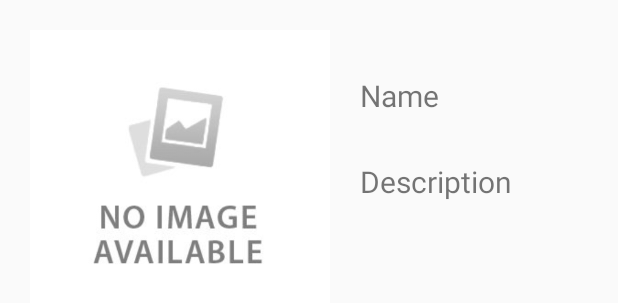
After one commit to SlokBaniya/HerosApi, an Android app: the layout heroes_layout.xml on its own in the app's theme, with its tools: preview values and no code run, on a phone screen of 412 x 824 dp. The commit adds this screen. Shown: the top 303 px of the screen. Run offline under Robolectric (Android 15) with nearby library versions, the phone set to English and light mode, and no system bars.

Commit message:
heroesApi update

```diff
--- a/app/build.gradle
+++ b/app/build.gradle
@@ -29,4 +29,6 @@ dependencies {
     implementation 'com.google.code.gson:gson:2.8.5'
     implementation 'com.squareup.retrofit2:retrofit:2.5.0'
     implementation 'com.squareup.retrofit2:converter-gson:2.5.0'
+
+    implementation 'com.android.support:recyclerview-v7:28.0.0'
 }
--- /dev/null
+++ b/app/src/main/java/adapter/HeroesAdapter.java
@@ -0,0 +1,6 @@
+package adapter;
+
+import android.support.v7.widget.RecyclerView;
+
+public class HeroesAdapter extends RecyclerView.Adapter<HeroesAdapter> {
+}
--- /dev/null
+++ b/app/src/main/res/layout/heroes_layout.xml
@@ -0,0 +1,35 @@
+<?xml version="1.0" encoding="utf-8"?>
+<RelativeLayout xmlns:android="http://schemas.android.com/apk/res/android"
+    android:layout_width="match_parent"
+    android:layout_height="wrap_content">
+
+
+    <ImageView
+        android:id="@+id/imgPhoto"
+        android:layout_width="200dp"
+        android:layout_height="200dp"
+        android:src="@drawable/noimage"
+        android:layout_margin="20dp"/>
+
+    <TextView
+        android:id="@+id/tvName"
+        android:layout_width="wrap_content"
+        android:layout_height="wrap_content"
+        android:layout_toRightOf="@+id/imgPhoto"
+        android:textSize="20sp"
+        android:text="Name"
+        android:layout_marginTop="50dp"
+
+        />
+    <TextView
+        android:id="@+id/tvDesc"
+        android:layout_width="wrap_content"
+        android:layout_height="wrap_content"
+        android:layout_toRightOf="@+id/imgPhoto"
+        android:textSize="20sp"
+        android:text="Description"
+        android:layout_below="@+id/tvName"
+        android:layout_marginTop="30dp"
+
+        />
+</RelativeLayout>
```
Also changed, not shown: app/src/main/AndroidManifest.xml (+3 -4 lines), app/src/main/java/adapter/ViewHolder.java (added, +21 -0 lines), app/src/main/java/com/herosapi/HeroesActivity.java (added, +13 -0 lines), app/src/main/java/com/herosapi/MainActivity.java (+175 -73 lines), app/src/main/java/heroesapi/HeroesAPI.java (+13 -0 lines), app/src/main/java/model/ImageResponse.java (added, +10 -0 lines), app/src/main/java/url/Url.java (+9 -0 lines), app/src/main/res/layout/activity_heroes.xml (added, +9 -0 lines), app/src/main/res/layout/activity_main.xml (+8 -0 lines), app/src/main/res/drawable/noimage.jpg (added).
